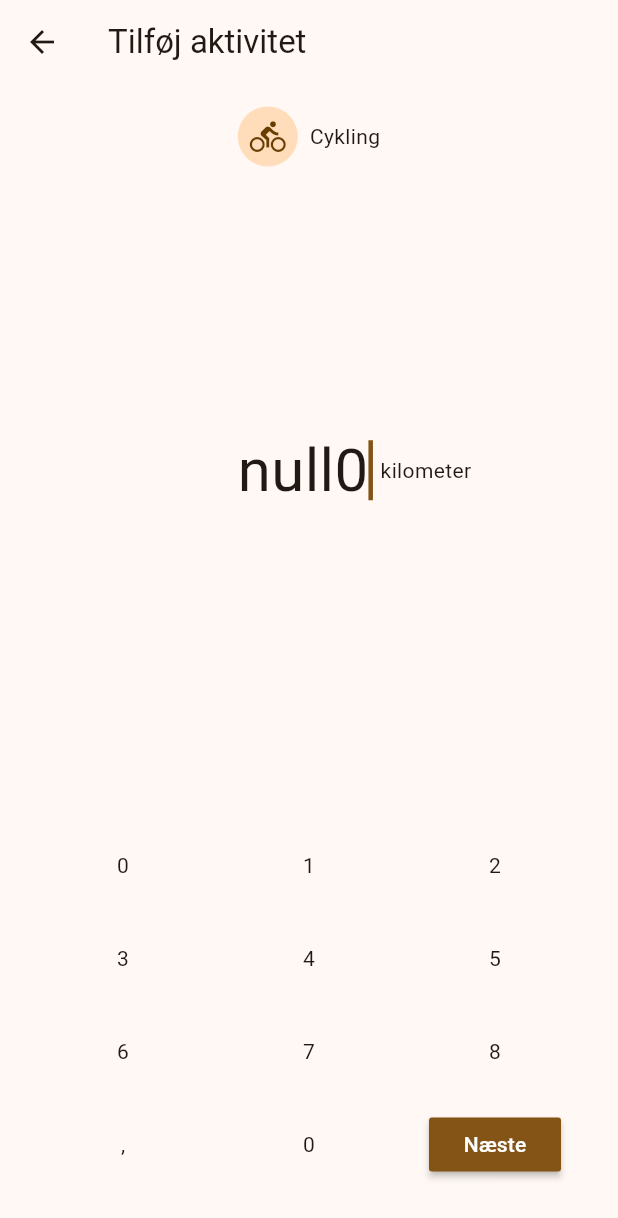
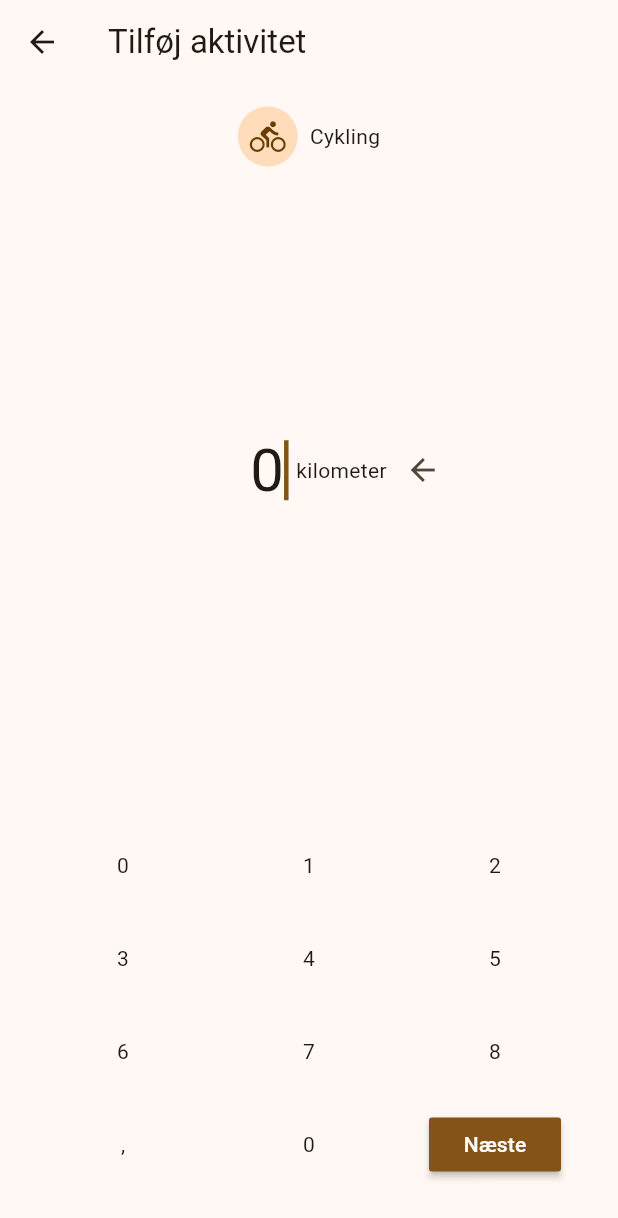
Before and after one commit to toke-dk/productivity_app, a Flutter app: the AddActivityAmount screen opened directly with sample values from the repository, after a tap on an icon or button, on a phone screen of 412 x 824 dp. Shown: the top 1218 px of the screen. Run offline on Flutter 3.47's test engine with Material 3 defaults, Android fonts, the light colour scheme and no system bars; our stand-ins replace flutter_speed_dial; missing offline and left inert: dart:ffi.

Commit message:
added delete button to number-board

```diff
--- a/lib/pages/add_activity_amount/add_activity_amount.dart
+++ b/lib/pages/add_activity_amount/add_activity_amount.dart
@@ -11,11 +11,10 @@ class AddActivityAmount extends StatefulWidget {
 }
 
 class _AddActivityAmountState extends State<AddActivityAmount> {
-  String? typedString;
+  String typedString = "";
 
   @override
   Widget build(BuildContext context) {
-
     return Scaffold(
       appBar: AppBar(
         title: const Text("Tilføj aktivitet"),
@@ -52,10 +51,12 @@ class _AddActivityAmountState extends State<AddActivityAmount> {
                 widget.activityType.possibleUnits[0].name,
                 style: const TextStyle(color: Colors.transparent),
               ),
-              Text(
-                typedString.toString(),
-                style: const TextStyle(fontSize: 40),
-              ),
+              typedString != ""
+                  ? Text(
+                      typedString.toString(),
+                      style: const TextStyle(fontSize: 40),
+                    )
+                  : const SizedBox(),
               Container(
                 height: 40,
                 width: 3,
@@ -64,7 +65,19 @@ class _AddActivityAmountState extends State<AddActivityAmount> {
               const SizedBox(
                 width: 5,
               ),
-              Text(widget.activityType.possibleUnits[0].name)
+              widget.activityType.possibleUnits[0] != Units.unitLess
+                  ? Text(widget.activityType.possibleUnits[0].name)
+                  : const SizedBox(),
+              IconButton(
+                  onPressed: () {
+                    if (typedString != "") {
+                      setState(() {
+                        typedString =
+                            typedString.substring(0, typedString.length - 1);
+                      });
+                    }
+                  },
+                  icon: const Icon(Icons.arrow_back))
             ],
           ),
           const Spacer(
```
